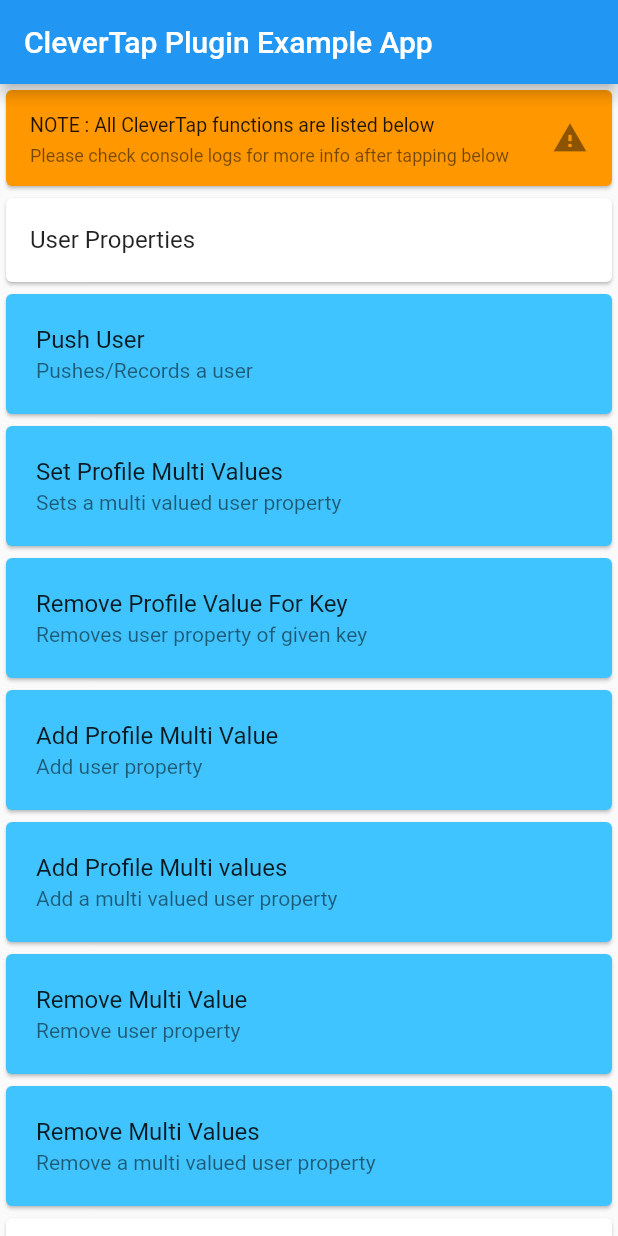
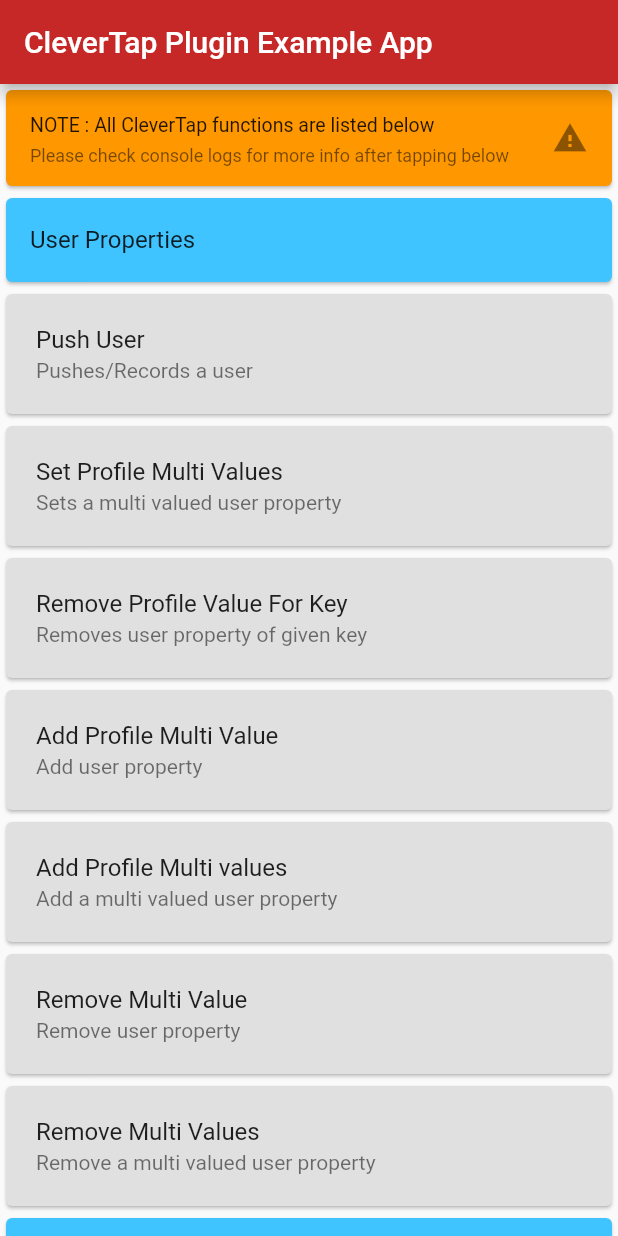
Before and after one commit to CleverTap/clevertap-flutter, a Flutter app: the screen it shows after launch, on a phone screen of 412 x 824 dp. Run offline on Flutter 3.47's test engine with Material 2 defaults, Android fonts, the phone set to English and light mode, and no system bars; drawn by our look-alikes of flutter_styled_toast.

Commit message:
SDK-844: Update Example Project

```diff
--- a/example/lib/main.dart
+++ b/example/lib/main.dart
@@ -181,6 +181,7 @@ class _MyAppState extends State<MyApp> {
         home: Scaffold(
             appBar: AppBar(
               title: const Text('CleverTap Plugin Example App'),
+              backgroundColor: Colors.red.shade800,
             ),
             body: ListView(
               children: <Widget>[
@@ -199,7 +200,7 @@ class _MyAppState extends State<MyApp> {
                   ),
                 ),
                 Card(
-                  color: Colors.white,
+                  color: Colors.lightBlueAccent,
                   child: Padding(
                     padding: const EdgeInsets.all(0.0),
                     child: ListTile(
@@ -208,7 +209,7 @@ class _MyAppState extends State<MyApp> {
                   ),
                 ),
                 Card(
-                  color: Colors.lightBlueAccent,
+                  color: Colors.grey.shade300,
                   child: Padding(
                     padding: const EdgeInsets.all(4.0),
                     child: ListTile(
@@ -219,7 +220,7 @@ class _MyAppState extends State<MyApp> {
                   ),
                 ),
                 Card(
-                  color: Colors.lightBlueAccent,
+                  color: Colors.grey.shade300,
                   child: Padding(
                     padding: const EdgeInsets.all(4.0),
                     child: ListTile(
@@ -230,7 +231,7 @@ class _MyAppState extends State<MyApp> {
                   ),
                 ),
                 Card(
-                  color: Colors.lightBlueAccent,
+                  color: Colors.grey.shade300,
                   child: Padding(
                     padding: const EdgeInsets.all(4.0),
                     child: ListTile(
@@ -242,7 +243,7 @@ class _MyAppState extends State<MyApp> {
                 ),
 
                 Card(
-                  color: Colors.lightBlueAccent,
+                  color: Colors.grey.shade300,
                   child: Padding(
                     padding: const EdgeInsets.all(4.0),
                     child: ListTile(
@@ -253,7 +254,7 @@ class _MyAppState extends State<MyApp> {
                   ),
                 ),
                 Card(
-                  color: Colors.lightBlueAccent,
+                  color: Colors.grey.shade300,
                   child: Padding(
                     padding: const EdgeInsets.all(4.0),
                     child: ListTile(
@@ -264,7 +265,7 @@ class _MyAppState extends State<MyApp> {
                   ),
                 ),
                 Card(
-                  color: Colors.lightBlueAccent,
+                  color: Colors.grey.shade300,
                   child: Padding(
                     padding: const EdgeInsets.all(4.0),
                     child: ListTile(
@@ -275,7 +276,7 @@ class _MyAppState extends State<MyApp> {
                   ),
                 ),
                 Card(
-                  color: Colors.lightBlueAccent,
+                  color: Colors.grey.shade300,
                   child: Padding(
                     padding: const EdgeInsets.all(4.0),
                     child: ListTile(
@@ -286,7 +287,7 @@ class _MyAppState extends State<MyApp> {
                   ),
                 ),
                 Card(
-                  color: Colors.white,
+                  color: Colors.lightBlueAccent,
                   child: Padding(
                     padding: const EdgeInsets.all(0.0),
                     child: ListTile(
@@ -295,7 +296,7 @@ class _MyAppState extends State<MyApp> {
                   ),
                 ),
                 Card(
-                  color: Colors.lightBlueAccent,
+                  color: Colors.grey.shade300,
                   child: Padding(
                     padding: const EdgeInsets.all(4.0),
                     child: ListTile(
@@ -306,7 +307,7 @@ class _MyAppState extends State<MyApp> {
                   ),
                 ),
                 Card(
-                  color: Colors.lightBlueAccent,
+                  color: Colors.grey.shade300,
                   child: Padding(
                     padding: const EdgeInsets.all(4.0),
                     child: ListTile(
@@ -317,7 +318,7 @@ class _MyAppState extends State<MyApp> {
                   ),
                 ),
                 Card(
-                  color: Colors.white,
+                  color: Colors.lightBlueAccent,
                   child: Padding(
                     padding: const EdgeInsets.all(0.0),
                     child: ListTile(
@@ -326,7 +327,7 @@ class _MyAppState extends State<MyApp> {
                   ),
                 ),
                 Card(
-                  color: Colors.lightBlueAccent,
+                  color: Colors.grey.shade300,
                   child: Padding(
                     padding: const EdgeInsets.all(4.0),
                     child: ListTile(
@@ -337,7 +338,7 @@ class _MyAppState extends State<MyApp> {
                   ),
                 ),
                 Card(
-                  color: Colors.white,
+                  color: Colors.lightBlueAccent,
                   child: Padding(
                     padding: const EdgeInsets.all(0.0),
                     child: ListTile(
@@ -346,7 +347,7 @@ class _MyAppState extends State<MyApp> {
                   ),
                 ),
                 Card(
-                  color: Colors.lightBlueAccent,
+                  color: Colors.grey.shade300,
                   child: Padding(
                     padding: const EdgeInsets.all(4.0),
                     child: ListTile(
@@ -357,7 +358,7 @@ class _MyAppState extends State<MyApp> {
                   ),
                 ),
                 Card(
-                  color: Colors.lightBlueAccent,
+                  color: Colors.grey.shade300,
                   child: Padding(
                     padding: const EdgeInsets.all(4.0),
                     child: ListTile(
@@ -368,7 +369,7 @@ class _MyAppState extends State<MyApp> {
                   ),
                 ),
                 Card(
-                  color: Colors.lightBlueAccent,
+                  color: Colors.grey.shade300,
                   child: Padding(
                     padding: const EdgeInsets.all(4.0),
                     child: ListTile(
@@ -379,7 +380,7 @@ class _MyAppState extends State<MyApp> {
                   ),
                 ),
                 Card(
-                  color: Colors.lightBlueAccent,
+                  color: Colors.grey.shade300,
                   child: Padding(
                     padding: const EdgeInsets.all(4.0),
                     child: ListTile(
@@ -390,7 +391,7 @@ class _MyAppState extends State<MyApp> {
                   ),
                 ),
                 Card(
-                  color: Colors.white,
+                  color: Colors.lightBlueAccent,
                   child: Padding(
                     padding: const EdgeInsets.all(0.0),
                     child: ListTile(
@@ -399,7 +400,7 @@ class _MyAppState extends State<MyApp> {
                   ),
                 ),
                 Card(
-                  color: Colors.lightBlueAccent,
+                  color: Colors.grey.shade300,
                   child: Padding(
                     padding: const EdgeInsets.all(4.0),
                     child: ListTile(
@@ -410,7 +411,7 @@ class _MyAppState extends State<MyApp> {
                   ),
                 ),
                 Card(
-                  color: Colors.lightBlueAccent,
+                  color: Colors.grey.shade300,
                   child: Padding(
                     padding: const EdgeInsets.all(4.0),
                     child: ListTile(
@@ -421,7 +422,7 @@ class _MyAppState extends State<MyApp> {
                   ),
                 ),
                 Card(
-                  color: Colors.lightBlueAccent,
+                  color: Colors.grey.shade300,
                   child: Padding(
                     padding: const EdgeInsets.all(4.0),
                     child: ListTile(
@@ -432,7 +433,7 @@ class _MyAppState extends State<MyApp> {
                   ),
                 ),
                 Card(
-                  color: Colors.lightBlueAccent,
+                  color: Colors.grey.shade300,
                   child: Padding(
                     padding: const EdgeInsets.all(4.0),
                     child: ListTile(
@@ -443,7 +444,7 @@ class _MyAppState extends State<MyApp> {
                   ),
                 ),
                 Card(
-                  color: Colors.lightBlueAccent,
+                  color: Colors.grey.shade300,
                   child: Padding(
                     padding: const EdgeInsets.all(4.0),
                     child: ListTile(
@@ -454,7 +455,7 @@ class _MyAppState extends State<MyApp> {
                   ),
                 ),
                 Card(
-                  color: Colors.lightBlueAccent,
+                  color: Colors.grey.shade300,
                   child: Padding(
                     padding: const EdgeInsets.all(4.0),
                     child: ListTile(
@@ -465,7 +466,7 @@ class _MyAppState extends State<MyApp> {
                   ),
                 ),
                 Card(
-                  color: Colors.lightBlueAccent,
+                  color: Colors.grey.shade300,
                   child: Padding(
                     padding: const EdgeInsets.all(4.0),
                     child: ListTile(
@@ -477,7 +478,7 @@ class _MyAppState extends State<MyApp> {
                   ),
                 ),
                 Card(
-                  color: Colors.lightBlueAccent,
+                  color: Colors.grey.shade300,
                   child: Padding(
                     padding: const EdgeInsets.all(4.0),
                     child: ListTile(
@@ -489,7 +490,7 @@ class _MyAppState extends State<MyApp> {
                   ),
                 ),
                 Card(
-                  color: Colors.white,
+                  color: Colors.lightBlueAccent,
                   child: Padding(
                     padding: const EdgeInsets.all(0.0),
                     child: ListTile(
@@ -498,7 +499,7 @@ class _MyAppState extends State<MyApp> {
                   ),
                 ),
                 Card(
-                  color: Colors.lightBlueAccent,
+                  color: Colors.grey.shade300,
                   child: Padding(
                     padding: const EdgeInsets.all(4.0),
                     child: ListTile(
@@ -513,7 +514,7 @@ class _MyAppState extends State<MyApp> {
                   ),
                 ),
                 Card(
-                  color: Colors.white,
+                  color: Colors.lightBlueAccent,
                   child: Padding(
                     padding: const EdgeInsets.all(0.0),
                     child: ListTile(
@@ -522,7 +523,7 @@ class _MyAppState extends State<MyApp> {
                   ),
                 ),
                 Card(
-                  color: Colors.lightBlueAccent,
+                  color: Colors.grey.shade300,
                   child: Padding(
                     padding: const EdgeInsets.all(4.0),
                     child: ListTile(
@@ -533,7 +534,7 @@ class _MyAppState extends State<MyApp> {
                   ),
                 ),
                 Card(
-                  color: Colors.lightBlueAccent,
+                  color: Colors.grey.shade300,
                   child: Padding(
                     padding: const EdgeInsets.all(4.0),
                     child: ListTile(
@@ -544,7 +545,7 @@ class _MyAppState extends State<MyApp> {
                   ),
                 ),
                 Card(
-                  color: Colors.lightBlueAccent,
+                  color: Colors.grey.shade300,
                   child: Padding(
                     padding: const EdgeInsets.all(4.0),
                     child: ListTile(
@@ -555,7 +556,7 @@ class _MyAppState extends State<MyApp> {
                   ),
                 ),
                 Card(
-                  color: Colors.lightBlueAccent,
+                  color: Colors.grey.shade300,
                   child: Padding(
                     padding: const EdgeInsets.all(4.0),
                     child: ListTile(
@@ -566,7 +567,7 @@ class _MyAppState extends State<MyApp> {
                   ),
                 ),
                 Card(
-                  color: Colors.lightBlueAccent,
+                  color: Colors.grey.shade300,
                   child: Padding(
                     padding: const EdgeInsets.all(4.0),
                     child: ListTile(
@@ -577,7 +578,7 @@ class _MyAppState extends State<MyApp> {
                   ),
                 ),
                 Card(
-                  color: Colors.lightBlueAccent,
+                  color: Colors.grey.shade300,
                   child: Padding(
                     padding: const EdgeInsets.all(4.0),
                     child: ListTile(
@@ -588,7 +589,7 @@ class _MyAppState extends State<MyApp> {
                   ),
                 ),
                 Card(
-                  color: Colors.lightBlueAccent,
+                  color: Colors.grey.shade300,
                   child: Padding(
                     padding: const EdgeInsets.all(4.0),
                     child: ListTile(
@@ -599,7 +600,7 @@ class _MyAppState extends State<MyApp> {
                   ),
                 ),
                 Card(
-                  color: Colors.lightBlueAccent,
+                  color: Colors.grey.shade300,
                   child: Padding(
                     padding: const EdgeInsets.all(4.0),
                     child: ListTile(
@@ -610,7 +611,7 @@ class _MyAppState extends State<MyApp> {
                   ),
                 ),
                 Card(
-                  color: Colors.lightBlueAccent,
+                  color: Colors.grey.shade300,
                   child: Padding(
                     padding: const EdgeInsets.all(4.0),
                     child: ListTile(
@@ -621,7 +622,7 @@ class _MyAppState extends State<MyApp> {
                   ),
                 ),
                 Card(
-                  color: Colors.lightBlueAccent,
+                  color: Colors.grey.shade300,
                   child: Padding(
                     padding: const EdgeInsets.all(4.0),
                     child: ListTile(
@@ -632,7 +633,7 @@ class _MyAppState extends State<MyApp> {
                   ),
                 ),
                 Card(
-                  color: Colors.lightBlueAccent,
+                  color: Colors.grey.shade300,
                   child: Padding(
                     padding: const EdgeInsets.all(4.0),
                     child: ListTile(
@@ -644,7 +645,7 @@ class _MyAppState extends State<MyApp> {
                 ),
 
                 Card(
-                  color: Colors.lightBlueAccent,
+                  color: Colors.grey.shade300,
                   child: Padding(
                     padding: const EdgeInsets.all(4.0),
                     child: ListTile(
@@ -655,7 +656,7 @@ class _MyAppState extends State<MyApp> {
                   ),
                 ),
                 Card(
-                  color: Colors.white,
+                  color: Colors.lightBlueAccent,
                   child: Padding(
                     padding: const EdgeInsets.all(0.0),
                     child: ListTile(
@@ -664,7 +665,7 @@ class _MyAppState extends State<MyApp> {
                   ),
                 ),
                 Card(
-                  color: Colors.lightBlueAccent,
+                  color: Colors.grey.shade300,
                   child: Padding(
                     padding: const EdgeInsets.all(4.0),
                     child: ListTile(
@@ -676,7 +677,7 @@ class _MyAppState extends State<MyApp> {
                   ),
                 ),
                 Card(
-                  color: Colors.white,
+                  color: Colors.lightBlueAccent,
                   child: Padding(
                     padding: const EdgeInsets.all(0.0),
                     child: ListTile(
@@ -685,7 +686,7 @@ class _MyAppState extends State<MyApp> {
                   ),
                 ),
                 Card(
-                  color: Colors.lightBlueAccent,
+                  color: Colors.grey.shade300,
                   child: Padding(
                     padding: const EdgeInsets.all(4.0),
                     child: ListTile(
@@ -697,7 +698,7 @@ class _MyAppState extends State<MyApp> {
                   ),
                 ),
                 Card(
-                  color: Colors.lightBlueAccent,
+                  color: Colors.grey.shade300,
                   child: Padding(
                     padding: const EdgeInsets.all(4.0),
                     child: ListTile(
@@ -709,7 +710,7 @@ class _MyAppState extends State<MyApp> {
                   ),
                 ),
                 Card(
-                  color: Colors.white,
+                  color: Colors.lightBlueAccent,
                   child: Padding(
                     padding: const EdgeInsets.all(0.0),
                     child: ListTile(
@@ -718,7 +719,7 @@ class _MyAppState extends State<MyApp> {
                   ),
                 ),
                 Card(
-                  color: Colors.lightBlueAccent,
+                  color: Colors.grey.shade300,
                   child: Padding(
                     padding: const EdgeInsets.all(4.0),
                     child: ListTile(
@@ -729,7 +730,7 @@ class _MyAppState extends State<MyApp> {
                   ),
                 ),
                 Card(
-                  color: Colors.lightBlueAccent,
+                  color: Colors.grey.shade300,
                   child: Padding(
                     padding: const EdgeInsets.all(4.0),
                     child: ListTile(
@@ -740,7 +741,7 @@ class _MyAppState extends State<MyApp> {
                   ),
                 ),
                 Card(
-                  color: Colors.lightBlueAccent,
+                  color: Colors.grey.shade300,
                   child: Padding(
                     padding: const EdgeInsets.all(4.0),
                     child: ListTile(
@@ -813,12 +814,9 @@ class _MyAppState extends State<MyApp> {
           'navBarTitle': 'App Inbox'
         };
         CleverTapPlugin.showInbox(styleConfig);
-        CleverTapPlugin.pushInstallReferrer("source", "medium", "campaign");
       });
     }
   }
-
-
 
   void getAllInboxMessages() async {
     List messages = await CleverTapPlugin.getAllInboxMessages();
```
Also changed, not shown: 3 other files.
